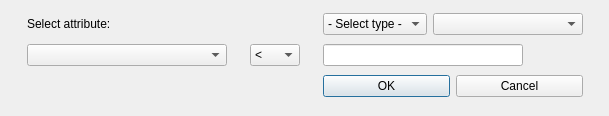
axelande/geodatafarm3, file widgets/drop_un_real.ui: the form before one commit.
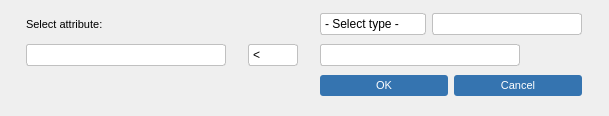
The form after the commit.

Diff of the .ui file:
```diff
--- a/widgets/drop_un_real.ui
+++ b/widgets/drop_un_real.ui
@@ -13,7 +13,150 @@
   <property name="windowTitle">
    <string>Drop unreal rows</string>
   </property>
-  <widget class="QWidget" name="gridLayoutWidget">
+  <property name="styleSheet"><string notr="true">
+/* === Global === */
+* {
+  font-family: "Segoe UI", sans-serif;
+  font-size: 9pt;
+}
+
+/* === Tab bars === */
+QTabWidget::pane {
+  border: 1px solid #c0c0c0;
+  border-radius: 3px;
+  background: #ffffff;
+}
+QTabBar::tab {
+  background: #f0f0f0;
+  border: 1px solid #c0c0c0;
+  border-bottom: none;
+  border-top-left-radius: 3px;
+  border-top-right-radius: 3px;
+  padding: 4px 10px;
+  margin-right: 1px;
+  font-size: 8pt;
+}
+QTabBar::tab:selected {
+  background: #ffffff;
+  border-bottom: 2px solid #3574b0;
+  font-weight: bold;
+}
+QTabBar::tab:hover:!selected {
+  background: #e4e4e4;
+}
+
+/* === Buttons === */
+QPushButton {
+  background-color: #3574b0;
+  color: white;
+  border: none;
+  border-radius: 3px;
+  padding: 4px 10px;
+  font-size: 8pt;
+}
+QPushButton:hover {
+  background-color: #2a5f8f;
+}
+QPushButton:pressed {
+  background-color: #1e4a6e;
+}
+QPushButton:disabled {
+  background-color: #b0b0b0;
+  color: #e0e0e0;
+}
+
+/* === Inputs === */
+QLineEdit, QPlainTextEdit, QTextEdit {
+  border: 1px solid #c0c0c0;
+  border-radius: 3px;
+  padding: 2px 4px;
+  background: #ffffff;
+}
+QLineEdit:focus, QPlainTextEdit:focus, QTextEdit:focus {
+  border: 1px solid #3574b0;
+}
+
+/* === Combo boxes === */
+QComboBox {
+  border: 1px solid #c0c0c0;
+  border-radius: 3px;
+  padding: 2px 4px;
+  background: #ffffff;
+}
+QComboBox:hover {
+  border: 1px solid #3574b0;
+}
+QComboBox::drop-down {
+  border: none;
+  width: 20px;
+}
+
+/* === Lists === */
+QListWidget {
+  border: 1px solid #c0c0c0;
+  border-radius: 3px;
+  background: #ffffff;
+}
+
+/* === Group boxes === */
+QGroupBox {
+  border: 1px solid #c0c0c0;
+  border-radius: 3px;
+  margin-top: 8px;
+  padding-top: 8px;
+  font-weight: bold;
+  font-size: 8pt;
+}
+QGroupBox::title {
+  subcontrol-origin: margin;
+  left: 8px;
+  padding: 0 3px;
+}
+
+/* === Radio &amp; Check === */
+QRadioButton, QCheckBox {
+  spacing: 4px;
+  font-size: 8pt;
+}
+
+/* === Labels === */
+QLabel {
+  font-size: 8pt;
+}
+
+/* === Calendar === */
+QCalendarWidget {
+  border: 1px solid #c0c0c0;
+  border-radius: 3px;
+}
+
+/* === Table === */
+QTableWidget, QTableView {
+  border: 1px solid #c0c0c0;
+  border-radius: 3px;
+  gridline-color: #e0e0e0;
+}
+QHeaderView::section {
+  background-color: #f0f0f0;
+  border: none;
+  border-bottom: 1px solid #c0c0c0;
+  border-right: 1px solid #e0e0e0;
+  padding: 3px 6px;
+  font-weight: bold;
+  font-size: 8pt;
+}
+
+/* === Spin boxes === */
+QSpinBox, QDoubleSpinBox, QDateEdit, QTimeEdit {
+  border: 1px solid #c0c0c0;
+  border-radius: 3px;
+  padding: 2px 4px;
+  background: #ffffff;
+}
+QSpinBox:focus, QDoubleSpinBox:focus, QDateEdit:focus, QTimeEdit:focus {
+  border: 1px solid #3574b0;
+}
+</string></property><widget class="QWidget" name="gridLayoutWidget">
    <property name="geometry">
     <rect>
      <x>10</x>
```
Left out of the diff: 6 changed lines with no effect on the pictures.
